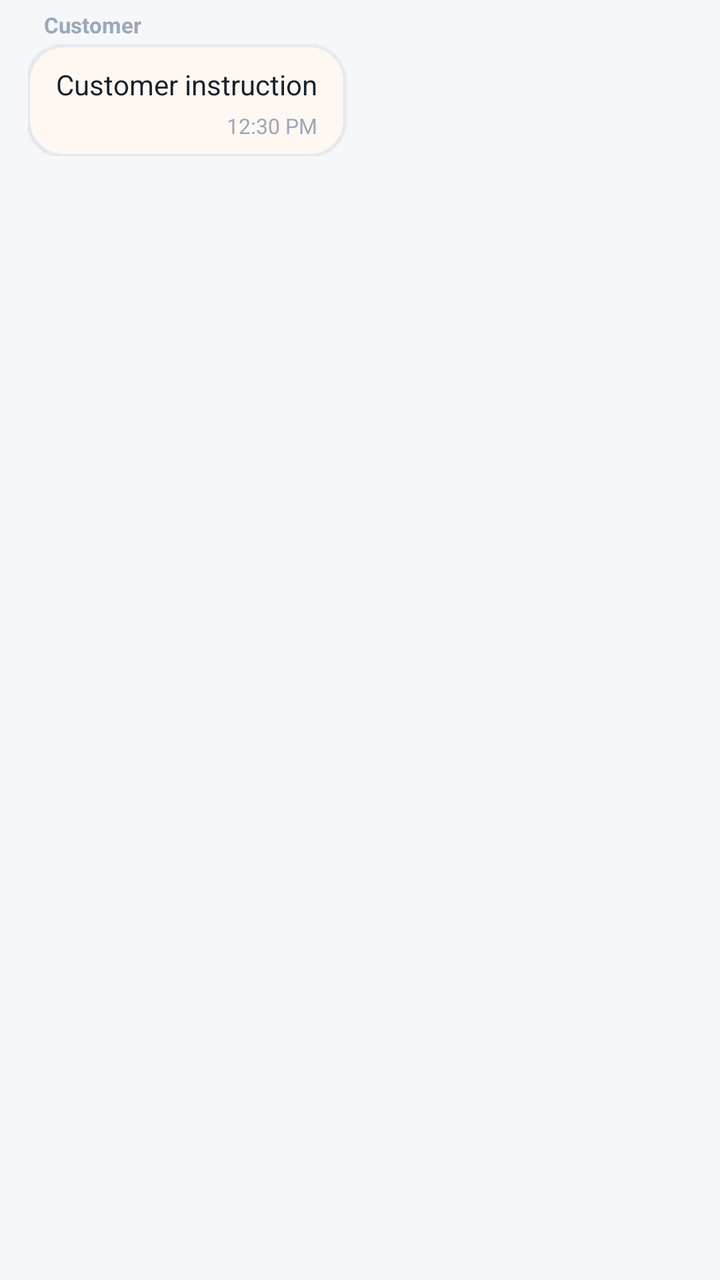
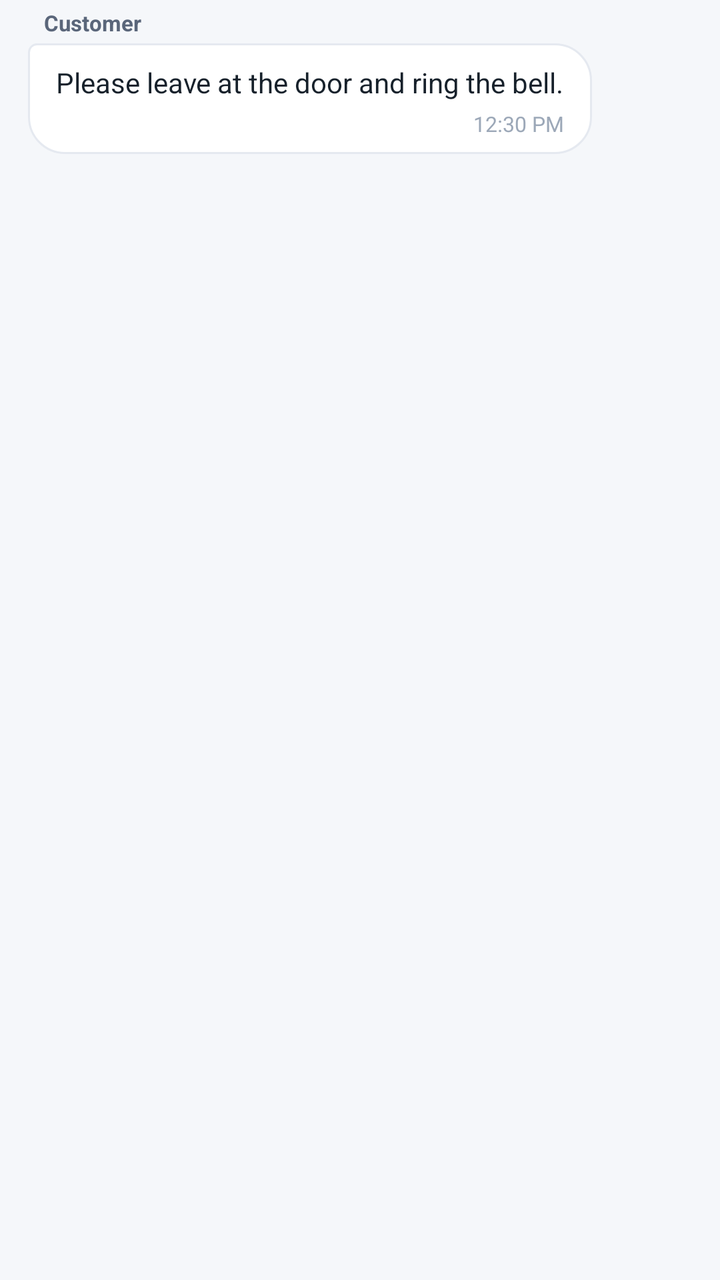

Two renders of the same Android screen: before a commit and after it. Below are the layout's source before the change and the commit's diff.
<!-- AndroidManifest.xml: application theme Theme.AKRHunger -->
<!-- res/layout/item_rider_chat_message.xml -->
<?xml version="1.0" encoding="utf-8"?>
<LinearLayout xmlns:android="http://schemas.android.com/apk/res/android"
    xmlns:app="http://schemas.android.com/apk/res-auto"
    android:layout_width="match_parent"
    android:layout_height="wrap_content"
    android:orientation="vertical"
    android:paddingHorizontal="14dp"
    android:paddingVertical="5dp">

    
    <LinearLayout
        android:id="@+id/layout_system_message"
        android:layout_width="wrap_content"
        android:layout_height="wrap_content"
        android:layout_gravity="center_horizontal"
        android:layout_marginVertical="6dp"
        android:background="@drawable/bg_pill_primary"
        android:backgroundTint="@color/primary_tint"
        android:paddingHorizontal="14dp"
        android:paddingVertical="5dp"
        android:visibility="gone">

        <TextView
            android:id="@+id/tv_system_text"
            android:layout_width="wrap_content"
            android:layout_height="wrap_content"
            android:text="Order update"
            android:textColor="@color/primary"
            android:textSize="11.5sp"
            android:textStyle="bold" />
    </LinearLayout>

    
    <LinearLayout
        android:id="@+id/layout_received"
        android:layout_width="match_parent"
        android:layout_height="wrap_content"
        android:gravity="start"
        android:orientation="vertical"
        android:visibility="visible">

        <TextView
            android:id="@+id/tv_received_sender"
            android:layout_width="wrap_content"
            android:layout_height="wrap_content"
            android:layout_marginStart="8dp"
            android:layout_marginBottom="3dp"
            android:text="Customer"
            android:textColor="@color/text_hint"
            android:textSize="11sp"
            android:textStyle="bold" />

        <com.google.android.material.card.MaterialCardView
            android:layout_width="wrap_content"
            android:layout_height="wrap_content"
            app:cardBackgroundColor="@color/surface"
            app:cardCornerRadius="18dp"
            app:cardElevation="1dp"
            app:strokeColor="@color/card_border"
            app:strokeWidth="1dp">

            <LinearLayout
                android:layout_width="wrap_content"
                android:layout_height="wrap_content"
                android:maxWidth="280dp"
                android:orientation="vertical"
                android:paddingHorizontal="14dp"
                android:paddingTop="10dp"
                android:paddingBottom="8dp">

                <TextView
                    android:id="@+id/tv_received_text"
                    android:layout_width="wrap_content"
                    android:layout_height="wrap_content"
                    android:text="Customer instruction"
                    android:textColor="@color/text_primary"
                    android:textSize="14sp"
                    android:lineSpacingExtra="2dp" />

                <TextView
                    android:id="@+id/tv_received_time"
                    android:layout_width="wrap_content"
                    android:layout_height="wrap_content"
                    android:layout_gravity="end"
                    android:layout_marginTop="4dp"
                    android:text="12:30 PM"
                    android:textColor="@color/text_hint"
                    android:textSize="10.5sp" />
            </LinearLayout>
        </com.google.android.material.card.MaterialCardView>
    </LinearLayout>

    
    <LinearLayout
        android:id="@+id/layout_sent"
        android:layout_width="match_parent"
        android:layout_height="wrap_content"
        android:gravity="end"
        android:orientation="vertical"
        android:visibility="gone">

        <com.google.android.material.card.MaterialCardView
            android:layout_width="wrap_content"
            android:layout_height="wrap_content"
            app:cardBackgroundColor="@color/primary"
            app:cardCornerRadius="18dp"
            app:cardElevation="1.5dp"
            app:strokeColor="@android:color/transparent"
            app:strokeWidth="0dp">

            <LinearLayout
                android:layout_width="wrap_content"
                android:layout_height="wrap_content"
                android:maxWidth="280dp"
                android:orientation="vertical"
                android:paddingHorizontal="14dp"
                android:paddingTop="10dp"
                android:paddingBottom="8dp">

                <TextView
                    android:id="@+id/tv_sent_text"
                    android:layout_width="wrap_content"
                    android:layout_height="wrap_content"
                    android:text="I am arriving soon"
                    android:textColor="@color/on_primary"
                    android:textSize="14sp"
                    android:lineSpacingExtra="2dp" />

                <LinearLayout
                    android:layout_width="wrap_content"
                    android:layout_height="wrap_content"
                    android:layout_gravity="end"
                    android:layout_marginTop="4dp"
                    android:gravity="center_vertical"
                    android:orientation="horizontal">

                    <TextView
                        android:id="@+id/tv_sent_time"
                        android:layout_width="wrap_content"
                        android:layout_height="wrap_content"
                        android:text="12:31 PM"
                        android:textColor="#E6FFFFFF"
                        android:textSize="10.5sp" />

                    <TextView
                        android:id="@+id/tv_sent_status"
                        android:layout_width="wrap_content"
                        android:layout_height="wrap_content"
                        android:layout_marginStart="4dp"
                        android:text="✓✓"
                        android:textColor="#E6FFFFFF"
                        android:textSize="10.5sp" />
                </LinearLayout>
            </LinearLayout>
        </com.google.android.material.card.MaterialCardView>
    </LinearLayout>

</LinearLayout>
<!-- resources referenced by this layout -->
<resources>
  <color name="card_border">#E5E9F0</color>
  <color name="on_primary">#FFFFFF</color>
  <color name="primary">#FF6B00</color>
  <color name="primary_tint">#FFF0E6</color>
  <color name="surface">#FFFFFF</color>
  <color name="text_hint">#9CA8B8</color>
  <color name="text_primary">#17212B</color>
  <!-- drawable bg_pill_primary (drawable) -->
  <?xml version="1.0" encoding="utf-8"?>
  <ripple xmlns:android="http://schemas.android.com/apk/res/android"
      android:color="#33FFFFFF">
      <item>
          <shape android:shape="rectangle">
              <corners android:radius="999dp" />
              <solid android:color="@color/primary" />
          </shape>
      </item>
  </ripple>
  <color name="primary_dark">#E85D04</color>
  <color name="secondary">#E9A23B</color>
  <color name="on_secondary">#17212B</color>
  <color name="background">#F5F7FA</color>
  <color name="on_surface">#17212B</color>
  <color name="surface_variant">#EEF2F6</color>
  <color name="text_secondary">#5A667A</color>
  <style name="ThemeOverlay.AKR.BottomSheetDialog" parent="ThemeOverlay.Material3.BottomSheetDialog">
          <item name="bottomSheetStyle">@style/Widget.AKR.BottomSheet</item>
      </style>
  <style name="ShapeAppearance.AKR.Dialog" parent="">
          <item name="cornerFamily">rounded</item>
          <item name="cornerSize">24dp</item>
      </style>
  <style name="TextAppearance.AKR.Dialog.Title" parent="MaterialAlertDialog.Material3.Title.Text">
          <item name="android:textColor">@color/text_primary</item>
          <item name="android:textSize">19sp</item>
          <item name="android:fontFamily">sans-serif-black</item>
      </style>
  <style name="TextAppearance.AKR.Dialog.Body" parent="MaterialAlertDialog.Material3.Body.Text">
          <item name="android:textColor">@color/text_secondary</item>
          <item name="android:textSize">14sp</item>
          <item name="android:fontFamily">sans-serif</item>
          <item name="android:lineSpacingMultiplier">1.3</item>
      </style>
  <style name="Widget.AKR.Dialog.Button.Neutral" parent="Widget.Material3.Button.TextButton.Dialog">
          <item name="android:textColor">@color/info</item>
          <item name="android:fontFamily">sans-serif-bold</item>
          <item name="android:textSize">14sp</item>
          <item name="android:textAllCaps">false</item>
          <item name="cornerRadius">18dp</item>
      </style>
  <style name="Widget.AKR.BottomSheet" parent="Widget.Material3.BottomSheet">
          <item name="shapeAppearanceOverlay">@style/ShapeAppearance.AKR.BottomSheet</item>
          <item name="backgroundTint">@color/surface</item>
      </style>
  <color name="info">#2563EB</color>
  <style name="ShapeAppearance.AKR.BottomSheet" parent="">
          <item name="cornerFamily">rounded</item>
          <item name="cornerSizeTopLeft">28dp</item>
          <item name="cornerSizeTopRight">28dp</item>
      </style>
  <!-- unchanged entries left out for length: 4 -->
</resources>

<!-- the commit's change to res/layout/item_rider_chat_message.xml (unified diff, before → after) -->
@@ -1,11 +1,10 @@
 <?xml version="1.0" encoding="utf-8"?>
 <LinearLayout xmlns:android="http://schemas.android.com/apk/res/android"
-    xmlns:app="http://schemas.android.com/apk/res-auto"
     android:layout_width="match_parent"
     android:layout_height="wrap_content"
     android:orientation="vertical"
     android:paddingHorizontal="14dp"
-    android:paddingVertical="5dp">
+    android:paddingVertical="4dp">
 
     
     <LinearLayout
@@ -46,48 +45,40 @@
             android:layout_marginStart="8dp"
             android:layout_marginBottom="3dp"
             android:text="Customer"
-            android:textColor="@color/text_hint"
+            android:textColor="@color/text_secondary"
             android:textSize="11sp"
             android:textStyle="bold" />
 
-        <com.google.android.material.card.MaterialCardView
+        
+        <LinearLayout
             android:layout_width="wrap_content"
             android:layout_height="wrap_content"
-            app:cardBackgroundColor="@color/surface"
-            app:cardCornerRadius="18dp"
-            app:cardElevation="1dp"
-            app:strokeColor="@color/card_border"
-            app:strokeWidth="1dp">
+            android:maxWidth="290dp"
+            android:background="@drawable/bg_chat_bubble_received"
+            android:orientation="vertical"
+            android:paddingHorizontal="14dp"
+            android:paddingTop="10dp"
+            android:paddingBottom="8dp">
 
-            <LinearLayout
+            <TextView
+                android:id="@+id/tv_received_text"
                 android:layout_width="wrap_content"
                 android:layout_height="wrap_content"
-                android:maxWidth="280dp"
-                android:orientation="vertical"
-                android:paddingHorizontal="14dp"
-                android:paddingTop="10dp"
-                android:paddingBottom="8dp">
+                android:text="Please leave at the door and ring the bell."
+                android:textColor="@color/text_primary"
+                android:textSize="14sp"
+                android:lineSpacingExtra="2dp" />
 
-                <TextView
-                    android:id="@+id/tv_received_text"
-                    android:layout_width="wrap_content"
-                    android:layout_height="wrap_content"
-                    android:text="Customer instruction"
-                    android:textColor="@color/text_primary"
-                    android:textSize="14sp"
-                    android:lineSpacingExtra="2dp" />
-
-                <TextView
-                    android:id="@+id/tv_received_time"
-                    android:layout_width="wrap_content"
-                    android:layout_height="wrap_content"
-                    android:layout_gravity="end"
-                    android:layout_marginTop="4dp"
-                    android:text="12:30 PM"
-                    android:textColor="@color/text_hint"
-                    android:textSize="10.5sp" />
-            </LinearLayout>
-        </com.google.android.material.card.MaterialCardView>
+            <TextView
+                android:id="@+id/tv_received_time"
+                android:layout_width="wrap_content"
+                android:layout_height="wrap_content"
+                android:layout_gravity="end"
+                android:layout_marginTop="4dp"
+                android:text="12:30 PM"
+                android:textColor="@color/text_hint"
+                android:textSize="10.5sp" />
+        </LinearLayout>
     </LinearLayout>
 
     
@@ -99,60 +90,52 @@
         android:orientation="vertical"
         android:visibility="gone">
 
-        <com.google.android.material.card.MaterialCardView
+        
+        <LinearLayout
             android:layout_width="wrap_content"
             android:layout_height="wrap_content"
-            app:cardBackgroundColor="@color/primary"
-            app:cardCornerRadius="18dp"
-            app:cardElevation="1.5dp"
-            app:strokeColor="@android:color/transparent"
-            app:strokeWidth="0dp">
+            android:maxWidth="290dp"
+            android:background="@drawable/bg_chat_bubble_sent"
+            android:orientation="vertical"
+            android:paddingHorizontal="14dp"
+            android:paddingTop="10dp"
+            android:paddingBottom="8dp">
+
+            <TextView
+                android:id="@+id/tv_sent_text"
+                android:layout_width="wrap_content"
+                android:layout_height="wrap_content"
+                android:text="I am arriving soon in 2 minutes."
+                android:textColor="@color/on_primary"
+                android:textSize="14sp"
+                android:lineSpacingExtra="2dp" />
 
             <LinearLayout
                 android:layout_width="wrap_content"
                 android:layout_height="wrap_content"
-                android:maxWidth="280dp"
-                android:orientation="vertical"
-                android:paddingHorizontal="14dp"
-                android:paddingTop="10dp"
-                android:paddingBottom="8dp">
+                android:layout_gravity="end"
+                android:layout_marginTop="4dp"
+                android:gravity="center_vertical"
+                android:orientation="horizontal">
 
                 <TextView
-                    android:id="@+id/tv_sent_text"
+                    android:id="@+id/tv_sent_time"
                     android:layout_width="wrap_content"
                     android:layout_height="wrap_content"
-                    android:text="I am arriving soon"
-                    android:textColor="@color/on_primary"
-                    android:textSize="14sp"
-                    android:lineSpacingExtra="2dp" />
+                    android:text="12:31 PM"
+                    android:textColor="#E6FFFFFF"
+                    android:textSize="10.5sp" />
 
-                <LinearLayout
+                <TextView
+                    android:id="@+id/tv_sent_status"
                     android:layout_width="wrap_content"
                     android:layout_height="wrap_content"
-                    android:layout_gravity="end"
-                    android:layout_marginTop="4dp"
-                    android:gravity="center_vertical"
-                    android:orientation="horizontal">
-
-                    <TextView
-                        android:id="@+id/tv_sent_time"
-                        android:layout_width="wrap_content"
-                        android:layout_height="wrap_content"
-                        android:text="12:31 PM"
-                        android:textColor="#E6FFFFFF"
-                        android:textSize="10.5sp" />
-
-                    <TextView
-                        android:id="@+id/tv_sent_status"
-                        android:layout_width="wrap_content"
-                        android:layout_height="wrap_content"
-                        android:layout_marginStart="4dp"
-                        android:text="✓✓"
-                        android:textColor="#E6FFFFFF"
-                        android:textSize="10.5sp" />
-                </LinearLayout>
+                    android:layout_marginStart="4dp"
+                    android:text="✓✓"
+                    android:textColor="#E6FFFFFF"
+                    android:textSize="10.5sp" />
             </LinearLayout>
-        </com.google.android.material.card.MaterialCardView>
+        </LinearLayout>
     </LinearLayout>
 
 </LinearLayout>
<!-- resource entries referenced after the edit -->
@@ -25,6 +25,34 @@
   <color name="on_surface">#17212B</color>
   <color name="surface_variant">#EEF2F6</color>
   <color name="text_secondary">#5A667A</color>
+  <!-- drawable bg_chat_bubble_received (drawable) -->
+  <?xml version="1.0" encoding="utf-8"?>
+  <shape xmlns:android="http://schemas.android.com/apk/res/android"
+      android:shape="rectangle">
+      <corners
+          android:topLeftRadius="4dp"
+          android:topRightRadius="18dp"
+          android:bottomLeftRadius="18dp"
+          android:bottomRightRadius="18dp" />
+      <solid android:color="@color/surface" />
+      <stroke
+          android:width="1dp"
+          android:color="@color/card_border" />
+  </shape>
+  <!-- drawable bg_chat_bubble_sent (drawable) -->
+  <?xml version="1.0" encoding="utf-8"?>
+  <shape xmlns:android="http://schemas.android.com/apk/res/android"
+      android:shape="rectangle">
+      <corners
+          android:topLeftRadius="18dp"
+          android:topRightRadius="4dp"
+          android:bottomLeftRadius="18dp"
+          android:bottomRightRadius="18dp" />
+      <gradient
+          android:startColor="@color/primary"
+          android:endColor="@color/primary_dark"
+          android:angle="135" />
+  </shape>
   <style name="ThemeOverlay.AKR.BottomSheetDialog" parent="ThemeOverlay.Material3.BottomSheetDialog">
           <item name="bottomSheetStyle">@style/Widget.AKR.BottomSheet</item>
       </style>
